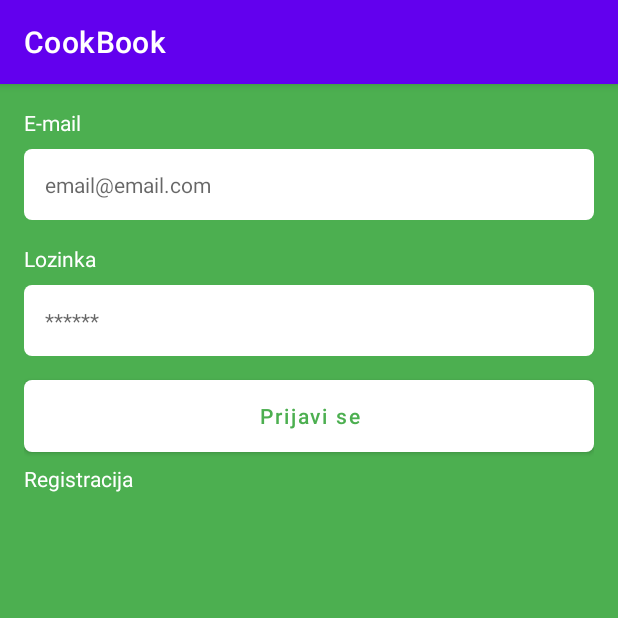
After one commit to dvicanajdinovic/CookBook, an Android app: the fragment LoginFragment shown on its own in the app's theme, on a phone screen of 412 x 824 dp, the top half of it. The commit adds this screen. Run offline under Robolectric (Android 15) with nearby library versions, the phone set to English and light mode, and no system bars.

Commit message:
Login and register UI added to the project.

```diff
--- /dev/null
+++ b/app/src/main/java/rma/projekt/cookbook/ui/IntroFragment.kt
@@ -0,0 +1,28 @@
+package rma.projekt.cookbook.ui
+
+import android.os.Bundle
+import androidx.fragment.app.Fragment
+import android.view.LayoutInflater
+import android.view.View
+import android.view.ViewGroup
+import rma.projekt.cookbook.R
+
+// TODO: Rename parameter arguments, choose names that match
+// the fragment initialization parameters, e.g. ARG_ITEM_NUMBER
+private const val ARG_PARAM1 = "param1"
+private const val ARG_PARAM2 = "param2"
+
+/**
+ * A simple [Fragment] subclass.
+ * Use the [IntroFragment.newInstance] factory method to
+ * create an instance of this fragment.
+ */
+class IntroFragment : Fragment() {
+    override fun onCreateView(
+        inflater: LayoutInflater, container: ViewGroup?,
+        savedInstanceState: Bundle?
+    ): View? {
+        // Inflate the layout for this fragment
+        return inflater.inflate(R.layout.fragment_intro, container, false)
+    }
+}
--- /dev/null
+++ b/app/src/main/java/rma/projekt/cookbook/ui/auth/LoginFragment.kt
@@ -0,0 +1,28 @@
+package rma.projekt.cookbook.ui.auth
+
+import android.os.Bundle
+import androidx.fragment.app.Fragment
+import android.view.LayoutInflater
+import android.view.View
+import android.view.ViewGroup
+import rma.projekt.cookbook.R
+
+// TODO: Rename parameter arguments, choose names that match
+// the fragment initialization parameters, e.g. ARG_ITEM_NUMBER
+private const val ARG_PARAM1 = "param1"
+private const val ARG_PARAM2 = "param2"
+
+/**
+ * A simple [Fragment] subclass.
+ * Use the [LoginFragment.newInstance] factory method to
+ * create an instance of this fragment.
+ */
+class LoginFragment : Fragment() {
+    override fun onCreateView(
+        inflater: LayoutInflater, container: ViewGroup?,
+        savedInstanceState: Bundle?
+    ): View? {
+        // Inflate the layout for this fragment
+        return inflater.inflate(R.layout.fragment_login, container, false)
+    }
+}
--- /dev/null
+++ b/app/src/main/java/rma/projekt/cookbook/ui/auth/RegisterFragment.kt
@@ -0,0 +1,28 @@
+package rma.projekt.cookbook.ui.auth
+
+import android.os.Bundle
+import androidx.fragment.app.Fragment
+import android.view.LayoutInflater
+import android.view.View
+import android.view.ViewGroup
+import rma.projekt.cookbook.R
+
+// TODO: Rename parameter arguments, choose names that match
+// the fragment initialization parameters, e.g. ARG_ITEM_NUMBER
+private const val ARG_PARAM1 = "param1"
+private const val ARG_PARAM2 = "param2"
+
+/**
+ * A simple [Fragment] subclass.
+ * Use the [RegisterFragment.newInstance] factory method to
+ * create an instance of this fragment.
+ */
+class RegisterFragment : Fragment() {
+    override fun onCreateView(
+        inflater: LayoutInflater, container: ViewGroup?,
+        savedInstanceState: Bundle?
+    ): View? {
+        // Inflate the layout for this fragment
+        return inflater.inflate(R.layout.fragment_register, container, false)
+    }
+}
--- /dev/null
+++ b/app/src/main/res/drawable/background_button.xml
@@ -0,0 +1,8 @@
+<?xml version="1.0" encoding="utf-8"?>
+<shape xmlns:android="http://schemas.android.com/apk/res/android"
+    android:shape="rectangle">
+
+    <solid android:color="@color/white"/>
+    <corners android:radius="5dp"/>
+
+</shape>
--- /dev/null
+++ b/app/src/main/res/drawable/background_edit.xml
@@ -0,0 +1,8 @@
+<?xml version="1.0" encoding="utf-8"?>
+<shape xmlns:android="http://schemas.android.com/apk/res/android"
+    android:shape="rectangle">
+
+    <solid android:color="@color/white"/>
+    <corners android:radius="5dp"/>
+
+</shape>
--- /dev/null
+++ b/app/src/main/res/layout/fragment_intro.xml
@@ -0,0 +1,13 @@
+<?xml version="1.0" encoding="utf-8"?>
+<FrameLayout xmlns:android="http://schemas.android.com/apk/res/android"
+    xmlns:tools="http://schemas.android.com/tools"
+    android:layout_width="match_parent"
+    android:layout_height="match_parent"
+    tools:context=".ui.IntroFragment">
+
+    <ImageView
+        android:layout_width="150dp"
+        android:layout_height="150dp"
+        android:src="@drawable/ic_logo">
+    </ImageView>
+</FrameLayout>
--- /dev/null
+++ b/app/src/main/res/layout/fragment_login.xml
@@ -0,0 +1,76 @@
+<?xml version="1.0" encoding="utf-8"?>
+<ScrollView xmlns:android="http://schemas.android.com/apk/res/android"
+    xmlns:tools="http://schemas.android.com/tools"
+    xmlns:app="http://schemas.android.com/apk/res-auto"
+    android:layout_width="match_parent"
+    android:layout_height="match_parent"
+    tools:context=".ui.IntroFragment">
+
+    <LinearLayout
+        android:layout_width="match_parent"
+        android:layout_height="wrap_content"
+        android:orientation="vertical"
+        android:gravity="center"
+        android:padding="16dp">
+
+        <TextView
+            android:layout_width="match_parent"
+            android:layout_height="wrap_content"
+            android:text="E-mail"
+            android:textColor="@color/white">
+        </TextView>
+
+        <EditText
+            android:layout_width="match_parent"
+            android:layout_height="wrap_content"
+            android:hint="email@email.com"
+            android:textSize="14sp"
+            android:layout_marginTop="8dp"
+            android:background="@drawable/background_edit"
+            android:padding="14dp">
+        </EditText>
+
+        <TextView
+            android:layout_width="match_parent"
+            android:layout_height="wrap_content"
+            android:layout_marginTop="16dp"
+            android:text="Lozinka"
+            android:textColor="@color/white">
+        </TextView>
+        <EditText
+            android:layout_width="match_parent"
+            android:layout_height="wrap_content"
+            android:hint="******"
+            android:textSize="14sp"
+            android:layout_marginTop="8dp"
+            android:background="@drawable/background_edit"
+            android:padding="14dp">
+        </EditText>
+        <Button
+            android:layout_width="match_parent"
+            android:layout_height="wrap_content"
+            android:background="@drawable/background_button"
+            app:backgroundTint="@null"
+            android:layout_marginTop="16dp"
+            android:text="Prijavi se"
+            android:textAllCaps="false"
+            android:textColor="@color/color_default"/>
+        <androidx.constraintlayout.widget.ConstraintLayout
+            android:layout_width="match_parent"
+            android:layout_height="wrap_content"
+            android:orientation="horizontal">
+
+            <TextView
+                android:id="@+id/textView2"
+                android:layout_width="wrap_content"
+                android:layout_height="wrap_content"
+                android:layout_constraintBottom_toBottomOf="parent"
+                android:layout_constraintStart_toStartOf="parent"
+                android:layout_constraintTop_toTopOf="parent"
+                android:paddingVertical="8dp"
+                android:text="Registracija"
+                android:textColor="@color/white">
+            </TextView>
+        </androidx.constraintlayout.widget.ConstraintLayout>
+    </LinearLayout>
+</ScrollView>
--- /dev/null
+++ b/app/src/main/res/layout/fragment_register.xml
@@ -0,0 +1,11 @@
+<?xml version="1.0" encoding="utf-8"?>
+<ScrollView xmlns:android="http://schemas.android.com/apk/res/android"
+    xmlns:tools="http://schemas.android.com/tools"
+    android:layout_width="match_parent"
+    android:layout_height="match_parent"
+    tools:context=".ui.auth.RegisterFragment"
+    android:fillViewport="true">
+
+
+
+</ScrollView>
--- a/app/src/main/res/values/colors.xml
+++ b/app/src/main/res/values/colors.xml
@@ -1,5 +1,6 @@
 <?xml version="1.0" encoding="utf-8"?>
 <resources>
+    <color name="color_default">#4CAF50</color>
     <color name="purple_200">#FFBB86FC</color>
     <color name="purple_500">#FF6200EE</color>
     <color name="purple_700">#FF3700B3</color>
--- a/app/src/main/res/values/strings.xml
+++ b/app/src/main/res/values/strings.xml
@@ -10,4 +10,6 @@
     <string name="menu_home">Home</string>
     <string name="menu_gallery">Gallery</string>
     <string name="menu_slideshow">Slideshow</string>
+    <!-- TODO: Remove or change this placeholder text -->
+    <string name="hello_blank_fragment">Hello blank fragment</string>
 </resources>
--- a/app/src/main/res/values/themes.xml
+++ b/app/src/main/res/values/themes.xml
@@ -12,6 +12,7 @@
         <!-- Status bar color. -->
         <item name="android:statusBarColor">?attr/colorPrimaryVariant</item>
         <!-- Customize your theme here. -->
+        <item name="android:windowBackground">@color/color_default</item>
     </style>
 
     <style name="Theme.CookBook.NoActionBar">
```
